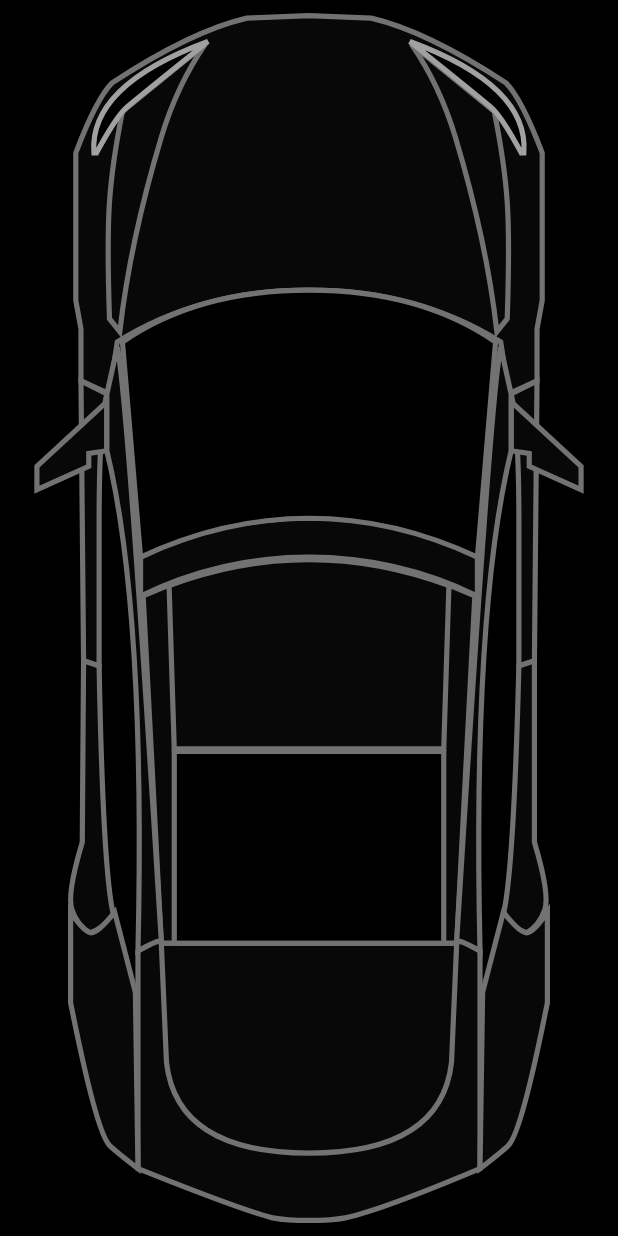
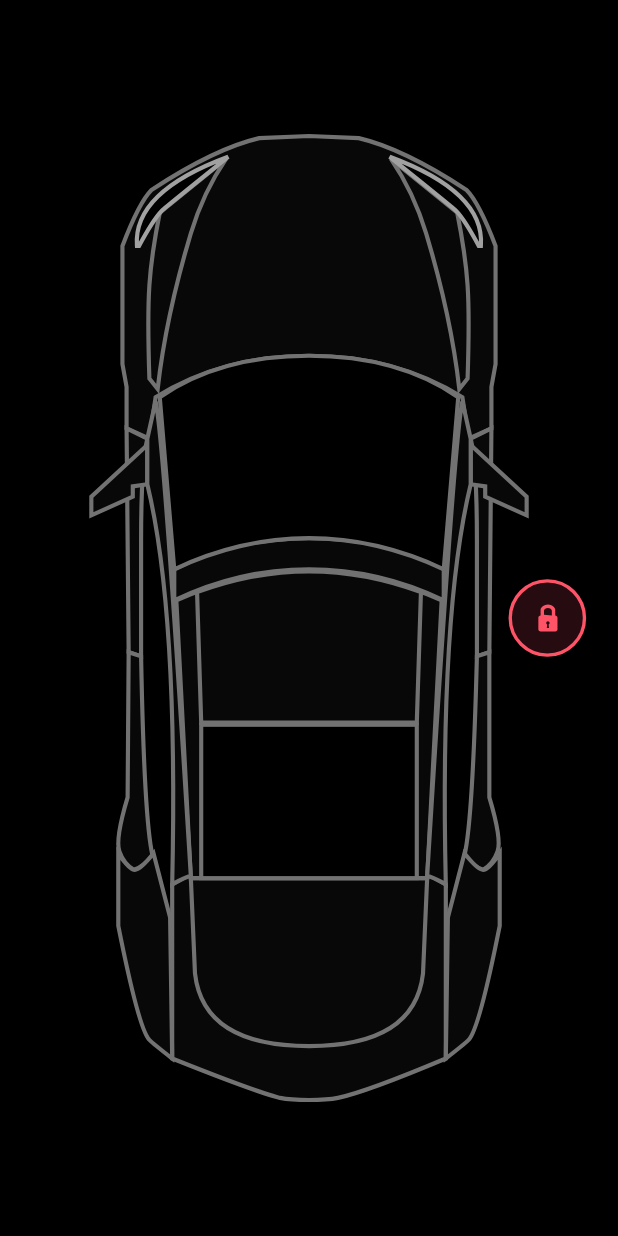
Before and after one commit to doanpt/flutter-learing, a Flutter app: the screen it shows after launch, on a phone screen of 412 x 824 dp. Run offline on Flutter 3.47's test engine with Material 2 defaults, Android fonts, the phone set to English and light mode, and no system bars; our stand-ins replace flutter_svg.

Commit message:
Display lock icon on right door

```diff
--- a/lib/screens/home_screen.dart
+++ b/lib/screens/home_screen.dart
@@ -8,12 +8,27 @@ class HomeScreen extends StatelessWidget {
   Widget build(BuildContext context) {
     return Scaffold(
       body: SafeArea(
-        child: Stack(children: [
-          SvgPicture.asset(
-            'assets/icons/Car.svg',
-            width: double.infinity,
-          ),
-        ]),
+        child: LayoutBuilder(
+          builder: (BuildContext context, BoxConstraints constraints) {
+            return Stack(
+              alignment: Alignment.center,
+              children: [
+                Padding(
+                  padding: EdgeInsets.symmetric(
+                      vertical: constraints.maxHeight * 0.1),
+                  child: SvgPicture.asset(
+                    'assets/icons/Car.svg',
+                    width: double.infinity,
+                  ),
+                ),
+                Positioned(
+                  right: constraints.maxWidth * 0.05,
+                  child: SvgPicture.asset('assets/icons/door_lock.svg'),
+                ),
+              ],
+            );
+          },
+        ),
       ),
     );
   }
```
